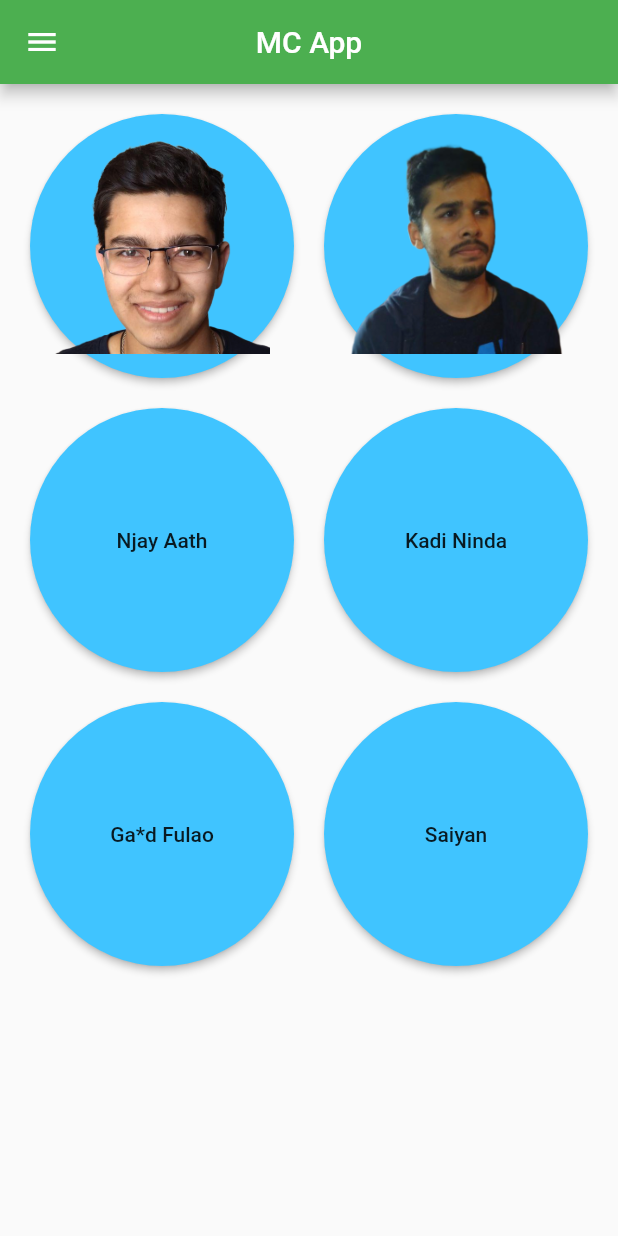
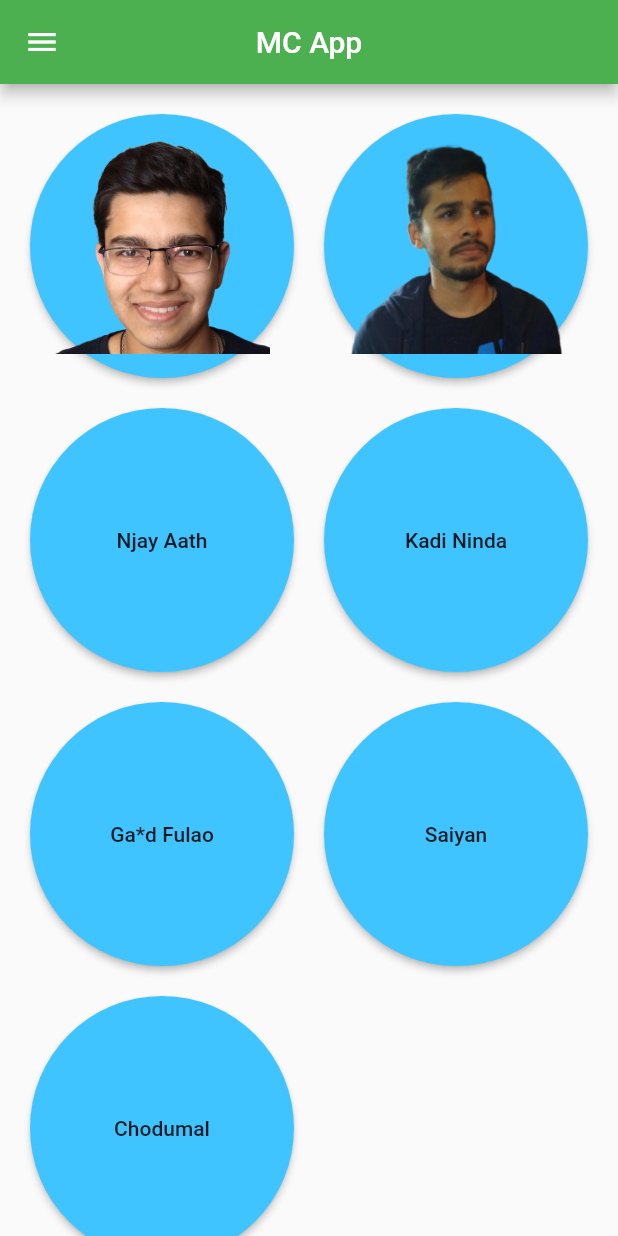
Before and after one commit to thecodepapaya/MC-App, a Flutter app: the screen it shows after launch, on a phone screen of 412 x 824 dp. Run offline on Flutter 3.47's test engine with Material 2 defaults, Android fonts, the phone set to English and light mode, and no system bars; our stand-ins replace audioplayers.

Commit message:
added gitingore and a new sound

```diff
--- a/lib/main.dart
+++ b/lib/main.dart
@@ -62,6 +62,12 @@ class _State extends State<McApp> {
     setState(() {
       AudioCache player = new AudioCache();
       player.play('Yash_saiyan.mp3');
+    });
+  }
+  void chodumal() {
+    setState(() {
+      AudioCache player = new AudioCache();
+      player.play('Chodumal.mp3');
     });
   }
 
@@ -172,6 +178,13 @@ class _State extends State<McApp> {
             highlightElevation: 10,
             onPressed: playSoundSaiyan,
           ),
+          RaisedButton(
+            child: Text("Chodumal"),
+            shape: CircleBorder(),
+            splashColor: Colors.black87,
+            highlightElevation: 10,
+            onPressed: chodumal,
+          ),
         ],
       ),
     );
--- a/pubspec.yaml
+++ b/pubspec.yaml
@@ -55,6 +55,7 @@ flutter:
    - assets/icon/yash_funny_icon.png
    - assets/icon/test.jpg
    - assets/icon/harsh_wtf.png
+   - assets/Chodumal.mp3
   #  - images/a_dot_ham.jpeg
 
   # An image asset can refer to one or more resolution-specific "variants", see
```
Also changed, not shown: pubspec.lock (added), 3 other files.
